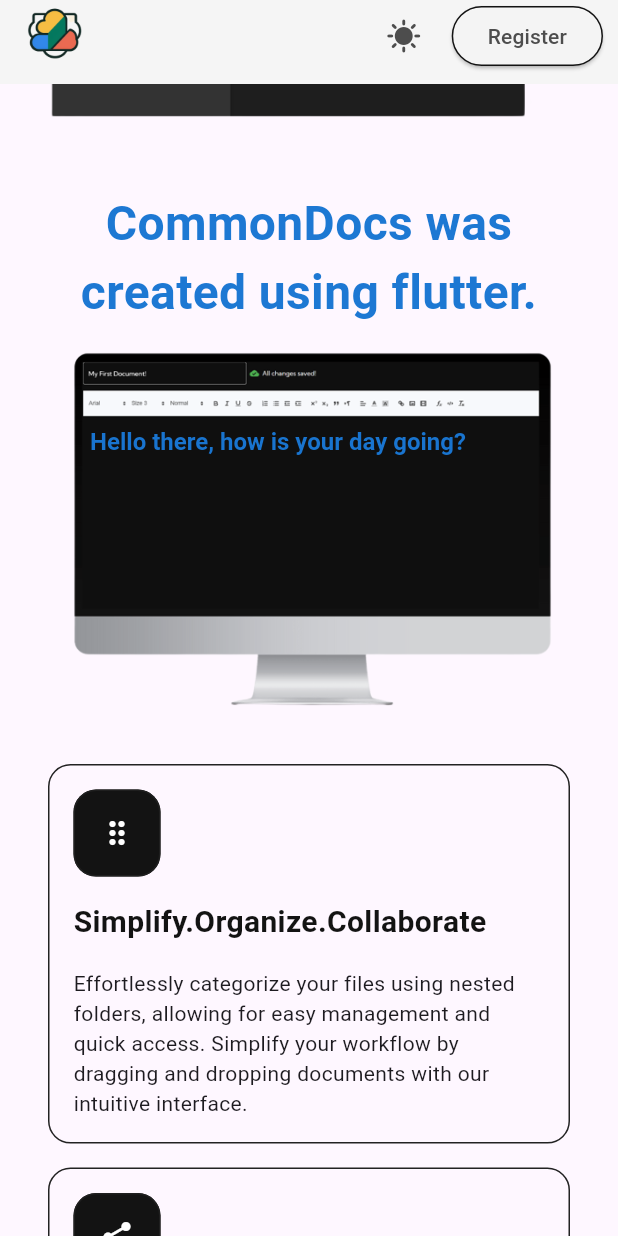
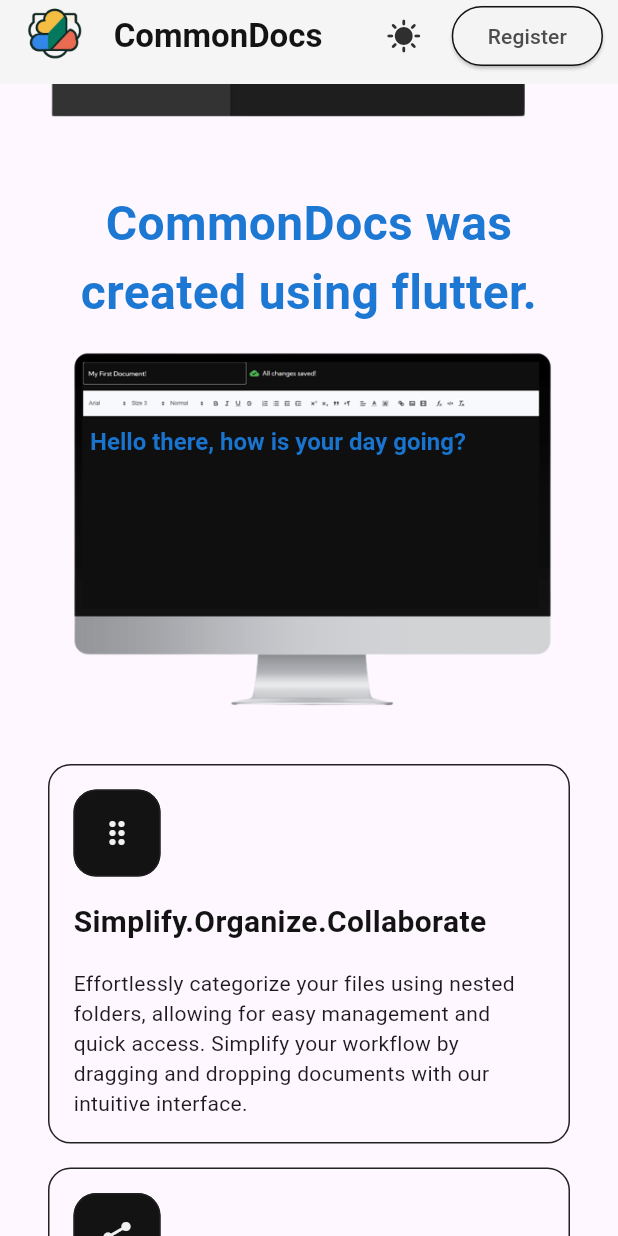
Before and after one commit to spiritoftime/flutter-commondocs, a Flutter app: the screen it shows after launch, scrolled down 576 dp, on a phone screen of 412 x 824 dp. Run offline on Flutter 3.47's test engine with Material 3 defaults, Android fonts, the phone set to English and light mode, and no system bars; drawn by our look-alikes of animated_text_kit; our stand-ins replace flutter_riverpod.

Commit message:
add lightmodeprovider

```diff
--- /dev/null
+++ b/lib/common/providers/light_mode_provider.dart
@@ -0,0 +1,5 @@
+import 'package:flutter_riverpod/flutter_riverpod.dart';
+
+final lightModeProvider = StateProvider<bool>(
+  (ref) => true,
+);
--- a/lib/utils/theme/light_theme.dart
+++ b/lib/common/utils/theme/colors.dart
@@ -1,15 +1,15 @@
 // import { createTheme } from "@mui/material/styles";
 import 'package:flutter/material.dart';
 
-class LightTheme {
-  static const primaryColor = Color(0xfb1976d2);
-  static const secondaryColor = Color(0xfbe91e63);
+class AppColors {
+  static const blueColor = Color(0xfb1976d2);
+  static const blackColor = Color(0xfb0f0f0f);
   static const errorColor = Color(0xfbf44336);
   static const warningColor = Color(0xfbff9800);
   static const infoColor = Color(0xfb2196f3);
   static const successColor = Color(0xfb4caf50);
-  static const backgroundColor = Color(0xfbf5f5f5);
-  static const primaryTextColor = Color(0xfb1976d2);
+  static const whiteColor = Color(0xfbf5f5f5);
+  static const grayColor = Color(0xfb2c2c2c);
 }
 // const darkTheme = createTheme({
 //   typography: {
--- a/lib/features/landing_page/page/landing_page.dart
+++ b/lib/features/landing_page/page/landing_page.dart
@@ -1,14 +1,18 @@
+import 'package:commondocs/common/providers/light_mode_provider.dart';
+import 'package:commondocs/common/utils/theme/colors.dart';
 import 'package:commondocs/common/widgets/width_spacer.dart';
 import 'package:commondocs/features/landing_page/widgets/demo_page.dart';
 import 'package:commondocs/features/landing_page/widgets/features.dart';
 import 'package:commondocs/features/landing_page/widgets/hero_page.dart';
 import 'package:flutter/material.dart';
+import 'package:flutter_riverpod/flutter_riverpod.dart';
 
-class LandingPage extends StatelessWidget {
+class LandingPage extends ConsumerWidget {
   LandingPage({super.key});
   final List<Widget> _pages = [const HeroPage(), const DemoPage(), Features()];
   @override
-  Widget build(BuildContext context) {
+  Widget build(BuildContext context, WidgetRef ref) {
+    bool isLightMode = ref.watch(lightModeProvider);
     return Scaffold(
       body: CustomScrollView(
         slivers: [
@@ -16,8 +20,9 @@
             pinned: true,
             flexibleSpace: FlexibleSpaceBar(
               background: Container(
-                decoration: const BoxDecoration(
-                  color: Color(0xfbf5f5f5),
+                decoration: BoxDecoration(
+                  color:
+                      isLightMode ? AppColors.whiteColor : AppColors.blackColor,
                 ),
               ),
               titlePadding: EdgeInsets.zero,
@@ -26,17 +31,30 @@
                 child: Row(
                   crossAxisAlignment: CrossAxisAlignment.center,
                   children: [
-                    GestureDetector(
-                      onTap: () {},
-                      child: Image.asset(
-                        'assets/google_docs_logo.png',
-                        height: 40,
+                    Image.asset(
+                      'assets/google_docs_logo.png',
+                      height: 40,
+                    ),
+                    Text(
+                      'CommonDocs',
+                      style: TextStyle(
+                        fontWeight: FontWeight.bold,
+                        color: isLightMode
+                            ? AppColors.blackColor
+                            : AppColors.whiteColor,
                       ),
                     ),
                     const Spacer(),
-                    const Icon(
-                      Icons.sunny,
-                      color: Color(0xfb4a4a4a),
+                    GestureDetector(
+                      onTap: () => ref.read(lightModeProvider.notifier).state =
+                          !isLightMode,
+                      child: isLightMode
+                          ? const Icon(
+                              Icons.sunny,
+                              color: AppColors.grayColor,
+                            )
+                          : const Icon(Icons.nightlight_round,
+                              color: AppColors.whiteColor),
                     ),
                     const WidthSpacer(20),
                     Padding(
--- a/lib/features/landing_page/widgets/features.dart
+++ b/lib/features/landing_page/widgets/features.dart
@@ -1,5 +1,6 @@
 import 'package:commondocs/common/widgets/height_spacer.dart';
 import 'package:commondocs/features/landing_page/widgets/feature.dart';
+import 'package:commondocs/common/utils/theme/colors.dart';
 import 'package:flutter/material.dart';
 
 class Features extends StatelessWidget {
@@ -7,7 +8,7 @@
     {
       'icon': const Icon(
         Icons.drag_indicator_outlined,
-        color: Colors.white,
+        color: AppColors.whiteColor,
       ),
       'title': 'Simplify.Organize.Collaborate',
       'description':
@@ -16,7 +17,7 @@
     {
       'icon': const Icon(
         Icons.share,
-        color: Colors.white,
+        color: AppColors.whiteColor,
       ),
       'title': 'Efficient Document Sharing',
       'description':
@@ -25,7 +26,7 @@
     {
       'icon': const Icon(
         Icons.security,
-        color: Colors.white,
+        color: AppColors.whiteColor,
       ),
       'title': 'Enhanced Security Features',
       'description':
--- a/lib/main.dart
+++ b/lib/main.dart
@@ -1,8 +1,13 @@
 import 'package:commondocs/features/landing_page/page/landing_page.dart';
 import 'package:flutter/material.dart';
+import 'package:flutter_riverpod/flutter_riverpod.dart';
 
 void main() {
-  runApp(const MyApp());
+  runApp(
+    const ProviderScope(
+      child: MyApp(),
+    ),
+  );
 }
 
 class MyApp extends StatelessWidget {
@@ -14,10 +19,6 @@
     return MaterialApp(
       title: 'Flutter Demo',
       debugShowCheckedModeBanner: false,
-      theme: ThemeData(
-        colorScheme: ColorScheme.fromSeed(seedColor: Colors.deepPurple),
-        useMaterial3: true,
-      ),
       home: LandingPage(),
     );
   }
```
Also changed, not shown: pubspec.yaml (+7 -0 lines), pubspec.lock, 1 other file.
